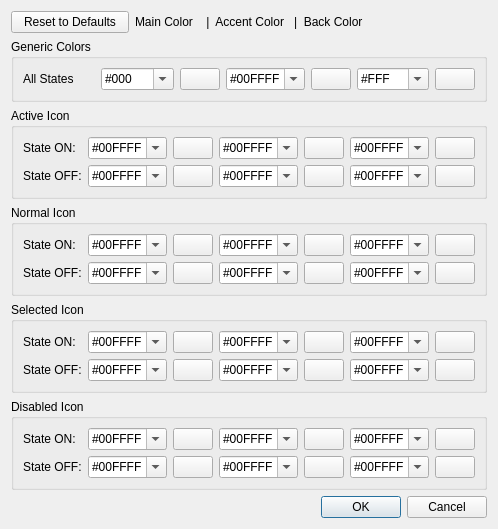
LibreCAD/LibreCAD, file librecad/src/ui/dialogs/settings/options_widget/lc_dlgiconssetup.ui: the form before one commit.
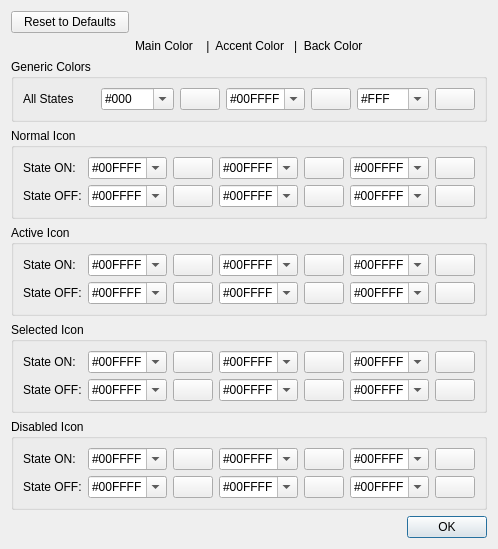
The form after the commit. Icons and pictures are not drawn.

Commit message: icons colors editing improvement, style delete

```diff
--- a/librecad/src/ui/dialogs/settings/options_widget/lc_dlgiconssetup.ui
+++ b/librecad/src/ui/dialogs/settings/options_widget/lc_dlgiconssetup.ui
@@ -6,29 +6,29 @@
    <rect>
     <x>0</x>
     <y>0</y>
-    <width>418</width>
-    <height>514</height>
+    <width>442</width>
+    <height>522</height>
    </rect>
   </property>
   <property name="windowTitle">
    <string>Advanced Icons Styling</string>
   </property>
   <layout class="QGridLayout" name="gridLayout_6">
-   <item row="5" column="0" colspan="3">
-    <widget class="QGroupBox" name="groupBox_2">
+   <item row="8" column="0" colspan="3">
+    <widget class="QGroupBox" name="groupBox_3">
      <property name="title">
-      <string>Normal Icon</string>
+      <string>Disabled Icon</string>
      </property>
-     <layout class="QGridLayout" name="gridLayout_2">
+     <layout class="QGridLayout" name="gridLayout_3">
       <item row="0" column="0">
-       <widget class="QLabel" name="label_6">
+       <widget class="QLabel" name="label_8">
         <property name="text">
          <string>State ON: </string>
         </property>
        </widget>
       </item>
       <item row="0" column="1">
-       <widget class="QComboBox" name="cbNormalOnMain">
+       <widget class="QComboBox" name="cbDisabledOnMain">
         <property name="toolTip">
          <string>Color for start handle of entity</string>
         </property>
@@ -39,7 +39,7 @@
          <bool>true</bool>
         </property>
         <property name="currentText">
-         <string/>
+         <string>#00FFFF</string>
         </property>
         <item>
          <property name="text">
@@ -49,7 +49,7 @@
        </widget>
       </item>
       <item row="0" column="2">
-       <widget class="QPushButton" name="pbNormalOnMain">
+       <widget class="QPushButton" name="pbDisabledOnMain">
         <property name="sizePolicy">
          <sizepolicy hsizetype="Maximum" vsizetype="Fixed">
           <horstretch>0</horstretch>
@@ -69,7 +69,7 @@
        </widget>
       </item>
       <item row="0" column="3">
-       <widget class="QComboBox" name="cbNormalOnAccent">
+       <widget class="QComboBox" name="cbDisabledOnAccent">
         <property name="toolTip">
          <string>Color for start handle of entity</string>
         </property>
@@ -80,7 +80,7 @@
          <bool>true</bool>
         </property>
         <property name="currentText">
-         <string/>
+         <string>#00FFFF</string>
         </property>
         <item>
          <property name="text">
@@ -90,7 +90,7 @@
        </widget>
       </item>
       <item row="0" column="4">
-       <widget class="QPushButton" name="pbNormalOnAccent">
+       <widget class="QPushButton" name="pbDisabledOnAccent">
         <property name="sizePolicy">
          <sizepolicy hsizetype="Maximum" vsizetype="Fixed">
           <horstretch>0</horstretch>
@@ -110,7 +110,7 @@
        </widget>
       </item>
       <item row="0" column="7">
-       <widget class="QPushButton" name="pbNormalOnBack">
+       <widget class="QPushButton" name="pbDisabledOnBack">
         <property name="sizePolicy">
          <sizepolicy hsizetype="Maximum" vsizetype="Fixed">
           <horstretch>0</horstretch>
@@ -130,14 +130,14 @@
        </widget>
       </item>
       <item row="1" column="0">
-       <widget class="QLabel" name="label_7">
+       <widget class="QLabel" name="label_9">
         <property name="text">
          <string>State OFF:</string>
         </property>
        </widget>
       </item>
       <item row="1" column="1">
-       <widget class="QComboBox" name="cbNormalOffMain">
+       <widget class="QComboBox" name="cbDisabledOffMain">
         <property name="toolTip">
          <string>Color for start handle of entity</string>
         </property>
@@ -148,7 +148,7 @@
          <bool>true</bool>
         </property>
         <property name="currentText">
-         <string/>
+         <string>#00FFFF</string>
         </property>
         <item>
          <property name="text">
@@ -158,7 +158,7 @@
        </widget>
       </item>
       <item row="1" column="2">
-       <widget class="QPushButton" name="pbNormalOffMain">
+       <widget class="QPushButton" name="pbDisabledOffMain">
         <property name="sizePolicy">
          <sizepolicy hsizetype="Maximum" vsizetype="Fixed">
           <horstretch>0</horstretch>
@@ -178,7 +178,7 @@
        </widget>
       </item>
       <item row="1" column="3">
-       <widget class="QComboBox" name="cbNormalOffAccent">
+       <widget class="QComboBox" name="cbDisabledOffAccent">
         <property name="toolTip">
          <string>Color for start handle of entity</string>
         </property>
@@ -189,7 +189,7 @@
          <bool>true</bool>
         </property>
         <property name="currentText">
-         <string/>
+         <string>#00FFFF</string>
         </property>
         <item>
          <property name="text">
@@ -199,7 +199,7 @@
        </widget>
       </item>
       <item row="1" column="4">
-       <widget class="QPushButton" name="pbNormalOffAccent">
+       <widget class="QPushButton" name="pbDisabledOffAccent">
         <property name="sizePolicy">
          <sizepolicy hsizetype="Maximum" vsizetype="Fixed">
           <horstretch>0</horstretch>
@@ -219,7 +219,7 @@
        </widget>
       </item>
       <item row="1" column="5">
-       <widget class="QComboBox" name="cbNormalOffBack">
+       <widget class="QComboBox" name="cbDisabledOffBack">
         <property name="toolTip">
          <string>Color for start handle of entity</string>
         </property>
@@ -230,7 +230,7 @@
          <bool>true</bool>
         </property>
         <property name="currentText">
-         <string/>
+         <string>#00FFFF</string>
         </property>
         <item>
          <property name="text">
@@ -240,7 +240,7 @@
        </widget>
       </item>
       <item row="1" column="7">
-       <widget class="QPushButton" name="pbNormalOffBack">
+       <widget class="QPushButton" name="pbDisabledOffBack">
         <property name="sizePolicy">
          <sizepolicy hsizetype="Maximum" vsizetype="Fixed">
           <horstretch>0</horstretch>
@@ -260,7 +260,7 @@
        </widget>
       </item>
       <item row="0" column="5">
-       <widget class="QComboBox" name="cbNormalOnBack">
+       <widget class="QComboBox" name="cbDisabledOnBack">
         <property name="toolTip">
          <string>Color for start handle of entity</string>
         </property>
@@ -271,7 +271,7 @@
          <bool>true</bool>
         </property>
         <property name="currentText">
-         <string/>
+         <string>#00FFFF</string>
         </property>
         <item>
          <property name="text">
@@ -413,283 +413,7 @@
      </layout>
     </widget>
    </item>
-   <item row="6" column="0" colspan="3">
-    <widget class="QGroupBox" name="groupBox_4">
-     <property name="title">
-      <string>Selected Icon</string>
-     </property>
-     <layout class="QGridLayout" name="gridLayout_4">
-      <item row="0" column="0">
-       <widget class="QLabel" name="label_10">
-        <property name="text">
-         <string>State ON: </string>
-        </property>
-       </widget>
-      </item>
-      <item row="0" column="1">
-       <widget class="QComboBox" name="cbSelectedOnMain">
-        <property name="toolTip">
-         <string>Color for start handle of entity</string>
-        </property>
-        <property name="accessibleDescription">
-         <string notr="true"/>
-        </property>
-        <property name="editable">
-         <bool>true</bool>
-        </property>
-        <property name="currentText">
-         <string/>
-        </property>
-        <item>
-         <property name="text">
-          <string notr="true">#00FFFF</string>
-         </property>
-        </item>
-       </widget>
-      </item>
-      <item row="0" column="2">
-       <widget class="QPushButton" name="pbSelectedOnMain">
-        <property name="sizePolicy">
-         <sizepolicy hsizetype="Maximum" vsizetype="Fixed">
-          <horstretch>0</horstretch>
-          <verstretch>0</verstretch>
-         </sizepolicy>
-        </property>
-        <property name="toolTip">
-         <string>Click to select color</string>
-        </property>
-        <property name="text">
-         <string/>
-        </property>
-        <property name="icon">
-         <iconset resource="../../../../../res/controls/controls.qrc">
-          <normaloff>:/controls/colorxx.png</normaloff>:/controls/colorxx.png</iconset>
-        </property>
-       </widget>
-      </item>
-      <item row="0" column="3">
-       <widget class="QComboBox" name="cbSelectedOnAccent">
-        <property name="toolTip">
-         <string>Color for start handle of entity</string>
-        </property>
-        <property name="accessibleDescription">
-         <string notr="true"/>
-        </property>
-        <property name="editable">
-         <bool>true</bool>
-        </property>
-        <property name="currentText">
-         <string/>
-        </property>
-        <item>
-         <property name="text">
-          <string notr="true">#00FFFF</string>
-         </property>
-        </item>
-       </widget>
-      </item>
-      <item row="0" column="4">
-       <widget class="QPushButton" name="pbSelectedOnAccent">
-        <property name="sizePolicy">
-         <sizepolicy hsizetype="Maximum" vsizetype="Fixed">
-          <horstretch>0</horstretch>
-          <verstretch>0</verstretch>
-         </sizepolicy>
-        </property>
-        <property name="toolTip">
-         <string>Click to select color</string>
-        </property>
-        <property name="text">
-         <string/>
-        </property>
-        <property name="icon">
-         <iconset resource="../../../../../res/controls/controls.qrc">
-          <normaloff>:/controls/colorxx.png</normaloff>:/controls/colorxx.png</iconset>
-        </property>
-       </widget>
-      </item>
-      <item row="0" column="7">
-       <widget class="QPushButton" name="pbSelectedOnBack">
-        <property name="sizePolicy">
-         <sizepolicy hsizetype="Maximum" vsizetype="Fixed">
-          <horstretch>0</horstretch>
-          <verstretch>0</verstretch>
-         </sizepolicy>
-        </property>
-        <property name="toolTip">
-         <string>Click to select color</string>
-        </property>
-        <property name="text">
-         <string/>
-        </property>
-        <property name="icon">
-         <iconset resource="../../../../../res/controls/controls.qrc">
-          <normaloff>:/controls/colorxx.png</normaloff>:/controls/colorxx.png</iconset>
-        </property>
-       </widget>
-      </item>
-      <item row="1" column="0">
-       <widget class="QLabel" name="label_11">
-        <property name="text">
-         <string>State OFF:</string>
-        </property>
-       </widget>
-      </item>
-      <item row="1" column="1">
-       <widget class="QComboBox" name="cbSelectedOffMain">
-        <property name="toolTip">
-         <string>Color for start handle of entity</string>
-        </property>
-        <property name="accessibleDescription">
-         <string notr="true"/>
-        </property>
-        <property name="editable">
-         <bool>true</bool>
-        </property>
-        <property name="currentText">
-         <string/>
-        </property>
-        <item>
-         <property name="text">
-          <string notr="true">#00FFFF</string>
-         </property>
-        </item>
-       </widget>
-      </item>
-      <item row="1" column="2">
-       <widget class="QPushButton" name="pbSelectedOffMain">
-        <property name="sizePolicy">
-         <sizepolicy hsizetype="Maximum" vsizetype="Fixed">
-          <horstretch>0</horstretch>
-          <verstretch>0</verstretch>
-         </sizepolicy>
-        </property>
-        <property name="toolTip">
-         <string>Click to select color</string>
-        </property>
-        <property name="text">
-         <string/>
-        </property>
-        <property name="icon">
-         <iconset resource="../../../../../res/controls/controls.qrc">
-          <normaloff>:/controls/colorxx.png</normaloff>:/controls/colorxx.png</iconset>
-        </property>
-       </widget>
-      </item>
-      <item row="1" column="3">
-       <widget class="QComboBox" name="cbSelectedOffAccent">
-        <property name="toolTip">
-         <string>Color for start handle of entity</string>
-        </property>
-        <property name="accessibleDescription">
-         <string notr="true"/>
-        </property>
-        <property name="editable">
-         <bool>true</bool>
-        </property>
-        <property name="currentText">
-         <string/>
-        </property>
-        <item>
-         <property name="text">
-          <string notr="true">#00FFFF</string>
-         </property>
-        </item>
-       </widget>
-      </item>
-      <item row="1" column="4">
-       <widget class="QPushButton" name="pbSelectedOffAccent">
-        <property name="sizePolicy">
-         <sizepolicy hsizetype="Maximum" vsizetype="Fixed">
-          <horstretch>0</horstretch>
-          <verstretch>0</verstretch>
-         </sizepolicy>
-        </property>
-        <property name="toolTip">
-         <string>Click to select color</string>
-        </property>
-        <property name="text">
-         <string/>
-        </property>
-        <property name="icon">
-         <iconset resource="../../../../../res/controls/controls.qrc">
-          <normaloff>:/controls/colorxx.png</normaloff>:/controls/colorxx.png</iconset>
-        </property>
-       </widget>
-      </item>
-      <item row="1" column="5">
-       <widget class="QComboBox" name="cbSelectedOffBack">
-        <property name="toolTip">
-         <string>Color for start handle of entity</string>
-        </property>
-        <property name="accessibleDescription">
-         <string notr="true"/>
-        </property>
-        <property name="editable">
-         <bool>true</bool>
-        </property>
-        <property name="currentText">
-         <string/>
-        </property>
-        <item>
-         <property name="text">
-          <string notr="true">#00FFFF</string>
-         </property>
-        </item>
-       </widget>
-      </item>
-      <item row="1" column="7">
-       <widget class="QPushButton" name="pbSelectedOffBack">
-        <property name="sizePolicy">
-         <sizepolicy hsizetype="Maximum" vsizetype="Fixed">
-          <horstretch>0</horstretch>
-          <verstretch>0</verstretch>
-         </sizepolicy>
-        </property>
-        <property name="toolTip">
-         <string>Click to select color</string>
-        </property>
-        <property name="text">
-         <string/>
-        </property>
-        <property name="icon">
-         <iconset resource="../../../../../res/controls/controls.qrc">
-          <normaloff>:/controls/colorxx.png</normaloff>:/controls/colorxx.png</iconset>
-        </property>
-       </widget>
-      </item>
-      <item row="0" column="5">
-       <widget class="QComboBox" name="cbSelectedOnBack">
-        <property name="toolTip">
-         <string>Color for start handle of entity</string>
-        </property>
-        <property name="accessibleDescription">
-         <string notr="true"/>
-        </property>
-        <property name="editable">
-         <bool>true</bool>
-        </property>
-        <property name="currentText">
-         <string/>
-        </property>
-        <item>
-         <property name="text">
-          <string notr="true">#00FFFF</string>
-         </property>
-        </item>
-       </widget>
-      </item>
-     </layout>
-    </widget>
-   </item>
-   <item row="2" column="1">
-    <widget class="QLabel" name="label">
-     <property name="text">
-      <string>Main Color    |  Accent Color   |  Back Color</string>
-     </property>
-    </widget>
-   </item>
-   <item row="4" column="0" colspan="3">
+   <item row="5" column="0" colspan="3">
     <widget class="QGroupBox" name="groupBox">
      <property name="title">
       <string>Active Icon</string>
@@ -747,7 +471,7 @@
          <bool>true</bool>
         </property>
         <property name="currentText">
-         <string/>
+         <string>#00FFFF</string>
         </property>
         <item>
          <property name="text">
@@ -768,7 +492,7 @@
          <bool>true</bool>
         </property>
         <property name="currentText">
-         <string/>
+         <string>#00FFFF</string>
         </property>
         <item>
          <property name="text">
@@ -809,7 +533,7 @@
          <bool>true</bool>
         </property>
         <property name="currentText">
-         <string/>
+         <string>#00FFFF</string>
         </property>
         <item>
          <property name="text">
@@ -850,7 +574,7 @@
          <bool>true</bool>
         </property>
         <property name="currentText">
-         <string/>
+         <string>#00FFFF</string>
         </property>
         <item>
          <property name="text">
@@ -878,7 +602,7 @@
          <bool>true</bool>
         </property>
         <property name="currentText">
-         <string/>
+         <string>#00FFFF</string>
         </property>
         <item>
          <property name="text">
@@ -926,7 +650,7 @@
          <bool>true</bool>
         </property>
         <property name="currentText">
-         <string/>
+         <string>#00FFFF</string>
         </property>
         <item>
          <property name="text">
@@ -959,20 +683,20 @@
     </widget>
    </item>
    <item row="7" column="0" colspan="3">
-    <widget class="QGroupBox" name="groupBox_3">
+    <widget class="QGroupBox" name="groupBox_4">
      <property name="title">
-      <string>Disabled Icon</string>
+      <string>Selected Icon</string>
      </property>
-     <layout class="QGridLayout" name="gridLayout_3">
+     <layout class="QGridLayout" name="gridLayout_4">
       <item row="0" column="0">
-       <widget class="QLabel" name="label_8">
+       <widget class="QLabel" name="label_10">
         <property name="text">
          <string>State ON: </string>
         </property>
        </widget>
       </item>
       <item row="0" column="1">
-       <widget class="QComboBox" name="cbDisabledOnMain">
+       <widget class="QComboBox" name="cbSelectedOnMain">
         <property name="toolTip">
          <string>Color for start handle of entity</string>
         </property>
@@ -983,7 +707,7 @@
          <bool>true</bool>
         </property>
         <property name="currentText">
-         <string/>
+         <string>#00FFFF</string>
         </property>
         <item>
          <property name="text">
@@ -993,7 +717,7 @@
        </widget>
       </item>
       <item row="0" column="2">
-       <widget class="QPushButton" name="pbDisabledOnMain">
+       <widget class="QPushButton" name="pbSelectedOnMain">
         <property name="sizePolicy">
          <sizepolicy hsizetype="Maximum" vsizetype="Fixed">
           <horstretch>0</horstretch>
@@ -1013,7 +737,7 @@
        </widget>
       </item>
       <item row="0" column="3">
-       <widget class="QComboBox" name="cbDisabledOnAccent">
+       <widget class="QComboBox" name="cbSelectedOnAccent">
         <property name="toolTip">
          <string>Color for start handle of entity</string>
         </property>
@@ -1024,7 +748,7 @@
          <bool>true</bool>
         </property>
         <property name="currentText">
-         <string/>
+         <string>#00FFFF</string>
         </property>
         <item>
          <property name="text">
@@ -1034,7 +758,7 @@
        </widget>
       </item>
       <item row="0" column="4">
-       <widget class="QPushButton" name="pbDisabledOnAccent">
+       <widget class="QPushButton" name="pbSelectedOnAccent">
         <property name="sizePolicy">
          <sizepolicy hsizetype="Maximum" vsizetype="Fixed">
           <horstretch>0</horstretch>
@@ -1054,7 +778,7 @@
        </widget>
       </item>
       <item row="0" column="7">
-       <widget class="QPushButton" name="pbDisabledOnBack">
+       <widget class="QPushButton" name="pbSelectedOnBack">
         <property name="sizePolicy">
          <sizepolicy hsizetype="Maximum" vsizetype="Fixed">
           <horstretch>0</horstretch>
@@ -1074,14 +798,14 @@
        </widget>
       </item>
       <item row="1" column="0">
-       <widget class="QLabel" name="label_9">
+       <widget class="QLabel" name="label_11">
         <property name="text">
          <string>State OFF:</string>
         </property>
        </widget>
       </item>
       <item row="1" column="1">
-       <widget class="QComboBox" name="cbDisabledOffMain">
+       <widget class="QComboBox" name="cbSelectedOffMain">
         <property name="toolTip">
          <string>Color for start handle of entity</string>
         </property>
@@ -1092,7 +816,7 @@
          <bool>true</bool>
         </property>
         <property name="currentText">
-         <string/>
+         <string>#00FFFF</string>
         </property>
         <item>
          <property name="text">
@@ -1102,7 +826,7 @@
        </widget>
       </item>
       <item row="1" column="2">
-       <widget class="QPushButton" name="pbDisabledOffMain">
+       <widget class="QPushButton" name="pbSelectedOffMain">
         <property name="sizePolicy">
          <sizepolicy hsizetype="Maximum" vsizetype="Fixed">
           <horstretch>0</horstretch>
@@ -1122,7 +846,7 @@
        </widget>
       </item>
       <item row="1" column="3">
-       <widget class="QComboBox" name="cbDisabledOffAccent">
+       <widget class="QComboBox" name="cbSelectedOffAccent">
         <property name="toolTip">
          <string>Color for start handle of entity</string>
         </property>
@@ -1133,7 +857,7 @@
          <bool>true</bool>
         </property>
         <property name="currentText">
-         <string/>
+         <string>#00FFFF</string>
         </property>
         <item>
          <property name="text">
@@ -1143,7 +867,7 @@
        </widget>
       </item>
       <item row="1" column="4">
-       <widget class="QPushButton" name="pbDisabledOffAccent">
+       <widget class="QPushButton" name="pbSelectedOffAccent">
         <property name="sizePolicy">
          <sizepolicy hsizetype="Maximum" vsizetype="Fixed">
           <horstretch>0</horstretch>
@@ -1163,7 +887,7 @@
        </widget>
       </item>
       <item row="1" column="5">
-       <widget class="QComboBox" name="cbDisabledOffBack">
+       <widget class="QComboBox" name="cbSelectedOffBack">
         <property name="toolTip">
          <string>Color for start handle of entity</string>
         </property>
@@ -1174,7 +898,7 @@
          <bool>true</bool>
         </property>
         <property name="currentText">
-         <string/>
+         <string>#00FFFF</string>
         </property>
         <item>
          <property name="text">
@@ -1184,7 +908,7 @@
        </widget>
       </item>
       <item row="1" column="7">
-       <widget class="QPushButton" name="pbDisabledOffBack">
+       <widget class="QPushButton" name="pbSelectedOffBack">
         <property name="sizePolicy">
          <sizepolicy hsizetype="Maximum" vsizetype="Fixed">
           <horstretch>0</horstretch>
@@ -1204,7 +928,7 @@
        </widget>
       </item>
       <item row="0" column="5">
-       <widget class="QComboBox" name="cbDisabledOnBack">
+       <widget class="QComboBox" name="cbSelectedOnBack">
         <property name="toolTip">
          <string>Color for start handle of entity</string>
         </property>
@@ -1215,7 +939,7 @@
          <bool>true</bool>
         </property>
         <property name="currentText">
-         <string/>
+         <string>#00FFFF</string>
         </property>
         <item>
          <property name="text">
@@ -1227,26 +951,302 @@
      </layout>
     </widget>
    </item>
-   <item row="9" column="0" colspan="3">
+   <item row="10" column="0" colspan="3">
     <widget class="QDialogButtonBox" name="buttonBox">
      <property name="orientation">
       <enum>Qt::Horizontal</enum>
      </property>
      <property name="standardButtons">
-      <set>QDialogButtonBox::Cancel|QDialogButtonBox::Ok</set>
+      <set>QDialogButtonBox::Ok</set>
      </property>
      <property name="centerButtons">
       <bool>false</bool>
      </property>
     </widget>
    </item>
-   <item row="2" column="0">
+   <item row="2" column="1">
+    <widget class="QLabel" name="label">
+     <property name="text">
+      <string>Main Color    |  Accent Color   |  Back Color</string>
+     </property>
+    </widget>
+   </item>
+   <item row="0" column="0">
     <widget class="QPushButton" name="pbResetToDefaults">
      <property name="text">
       <string>Reset to Defaults</string>
      </property>
     </widget>
    </item>
+   <item row="4" column="0" colspan="3">
+    <widget class="QGroupBox" name="groupBox_2">
+     <property name="title">
+      <string>Normal Icon</string>
+     </property>
+     <layout class="QGridLayout" name="gridLayout_2">
+      <item row="0" column="0">
+       <widget class="QLabel" name="label_6">
+        <property name="text">
+         <string>State ON: </string>
+        </property>
+       </widget>
+      </item>
+      <item row="0" column="1">
+       <widget class="QComboBox" name="cbNormalOnMain">
+        <property name="toolTip">
+         <string>Color for start handle of entity</string>
+        </property>
+        <property name="accessibleDescription">
+         <string notr="true"/>
+        </property>
+        <property name="editable">
+         <bool>true</bool>
+        </property>
+        <property name="currentText">
+         <string>#00FFFF</string>
+        </property>
+        <item>
+         <property name="text">
+          <string notr="true">#00FFFF</string>
+         </property>
+        </item>
+       </widget>
+      </item>
+      <item row="0" column="2">
+       <widget class="QPushButton" name="pbNormalOnMain">
+        <property name="sizePolicy">
+         <sizepolicy hsizetype="Maximum" vsizetype="Fixed">
+          <horstretch>0</horstretch>
+          <verstretch>0</verstretch>
+         </sizepolicy>
+        </property>
+        <property name="toolTip">
+         <string>Click to select color</string>
+        </property>
+        <property name="text">
+         <string/>
+        </property>
+        <property name="icon">
+         <iconset resource="../../../../../res/controls/controls.qrc">
+          <normaloff>:/controls/colorxx.png</normaloff>:/controls/colorxx.png</iconset>
+        </property>
+       </widget>
+      </item>
+      <item row="0" column="3">
+       <widget class="QComboBox" name="cbNormalOnAccent">
+        <property name="toolTip">
+         <string>Color for start handle of entity</string>
+        </property>
+        <property name="accessibleDescription">
+         <string notr="true"/>
+        </property>
+        <property name="editable">
+         <bool>true</bool>
+        </property>
+        <property name="currentText">
+         <string>#00FFFF</string>
+        </property>
+        <item>
+         <property name="text">
+          <string notr="true">#00FFFF</string>
+         </property>
+        </item>
+       </widget>
+      </item>
+      <item row="0" column="4">
+       <widget class="QPushButton" name="pbNormalOnAccent">
+        <property name="sizePolicy">
+         <sizepolicy hsizetype="Maximum" vsizetype="Fixed">
+          <horstretch>0</horstretch>
+          <verstretch>0</verstretch>
+         </sizepolicy>
+        </property>
+        <property name="toolTip">
+         <string>Click to select color</string>
+        </property>
+        <property name="text">
+         <string/>
+        </property>
+        <property name="icon">
+         <iconset resource="../../../../../res/controls/controls.qrc">
+          <normaloff>:/controls/colorxx.png</normaloff>:/controls/colorxx.png</iconset>
+        </property>
+       </widget>
+      </item>
+      <item row="0" column="7">
+       <widget class="QPushButton" name="pbNormalOnBack">
+        <property name="sizePolicy">
+         <sizepolicy hsizetype="Maximum" vsizetype="Fixed">
+          <horstretch>0</horstretch>
+          <verstretch>0</verstretch>
+         </sizepolicy>
+        </property>
+        <property name="toolTip">
+         <string>Click to select color</string>
+        </property>
+        <property name="text">
+         <string/>
+        </property>
+        <property name="icon">
+         <iconset resource="../../../../../res/controls/controls.qrc">
+          <normaloff>:/controls/colorxx.png</normaloff>:/controls/colorxx.png</iconset>
+        </property>
+       </widget>
+      </item>
+      <item row="1" column="0">
+       <widget class="QLabel" name="label_7">
+        <property name="text">
+         <string>State OFF:</string>
+        </property>
+       </widget>
+      </item>
+      <item row="1" column="1">
+       <widget class="QComboBox" name="cbNormalOffMain">
+        <property name="toolTip">
+         <string>Color for start handle of entity</string>
+        </property>
+        <property name="accessibleDescription">
+         <string notr="true"/>
+        </property>
+        <property name="editable">
+         <bool>true</bool>
+        </property>
+        <property name="currentText">
+         <string>#00FFFF</string>
+        </property>
+        <item>
+         <property name="text">
+          <string notr="true">#00FFFF</string>
+         </property>
+        </item>
+       </widget>
+      </item>
+      <item row="1" column="2">
+       <widget class="QPushButton" name="pbNormalOffMain">
+        <property name="sizePolicy">
+         <sizepolicy hsizetype="Maximum" vsizetype="Fixed">
+          <horstretch>0</horstretch>
+          <verstretch>0</verstretch>
+         </sizepolicy>
+        </property>
+        <property name="toolTip">
+         <string>Click to select color</string>
+        </property>
+        <property name="text">
+         <string/>
+        </property>
+        <property name="icon">
+         <iconset resource="../../../../../res/controls/controls.qrc">
+          <normaloff>:/controls/colorxx.png</normaloff>:/controls/colorxx.png</iconset>
+        </property>
+       </widget>
+      </item>
+      <item row="1" column="3">
+       <widget class="QComboBox" name="cbNormalOffAccent">
+        <property name="toolTip">
+         <string>Color for start handle of entity</string>
+        </property>
+        <property name="accessibleDescription">
+         <string notr="true"/>
+        </property>
+        <property name="editable">
+         <bool>true</bool>
+        </property>
+        <property name="currentText">
+         <string>#00FFFF</string>
+        </property>
+        <item>
+         <property name="text">
+          <string notr="true">#00FFFF</string>
+         </property>
+        </item>
+       </widget>
+      </item>
+      <item row="1" column="4">
+       <widget class="QPushButton" name="pbNormalOffAccent">
+        <property name="sizePolicy">
+         <sizepolicy hsizetype="Maximum" vsizetype="Fixed">
+          <horstretch>0</horstretch>
+          <verstretch>0</verstretch>
+         </sizepolicy>
+        </property>
+        <property name="toolTip">
+         <string>Click to select color</string>
+        </property>
+        <property name="text">
+         <string/>
+        </property>
+        <property name="icon">
+         <iconset resource="../../../../../res/controls/controls.qrc">
+          <normaloff>:/controls/colorxx.png</normaloff>:/controls/colorxx.png</iconset>
+        </property>
+       </widget>
+      </item>
+      <item row="1" column="5">
+       <widget class="QComboBox" name="cbNormalOffBack">
+        <property name="toolTip">
+         <string>Color for start handle of entity</string>
+        </property>
+        <property name="accessibleDescription">
+         <string notr="true"/>
+        </property>
+        <property name="editable">
+         <bool>true</bool>
+        </property>
+        <property name="currentText">
+         <string>#00FFFF</string>
+        </property>
+        <item>
+         <property name="text">
+          <string notr="true">#00FFFF</string>
+         </property>
+        </item>
+       </widget>
+      </item>
+      <item row="1" column="7">
+       <widget class="QPushButton" name="pbNormalOffBack">
+        <property name="sizePolicy">
+         <sizepolicy hsizetype="Maximum" vsizetype="Fixed">
+          <horstretch>0</horstretch>
+          <verstretch>0</verstretch>
+         </sizepolicy>
+        </property>
+        <property name="toolTip">
+         <string>Click to select color</string>
+        </property>
+        <property name="text">
+         <string/>
+        </property>
+        <property name="icon">
+         <iconset resource="../../../../../res/controls/controls.qrc">
+          <normaloff>:/controls/colorxx.png</normaloff>:/controls/colorxx.png</iconset>
+        </property>
+       </widget>
+      </item>
+      <item row="0" column="5">
+       <widget class="QComboBox" name="cbNormalOnBack">
+        <property name="toolTip">
+         <string>Color for start handle of entity</string>
+        </property>
+        <property name="accessibleDescription">
+         <string notr="true"/>
+        </property>
+        <property name="editable">
+         <bool>true</bool>
+        </property>
+        <property name="currentText">
+         <string>#00FFFF</string>
+        </property>
+        <item>
+         <property name="text">
+          <string notr="true">#00FFFF</string>
+         </property>
+        </item>
+       </widget>
+      </item>
+     </layout>
+    </widget>
+   </item>
   </layout>
  </widget>
  <resources>
```
The commit also changes 11 other files.
